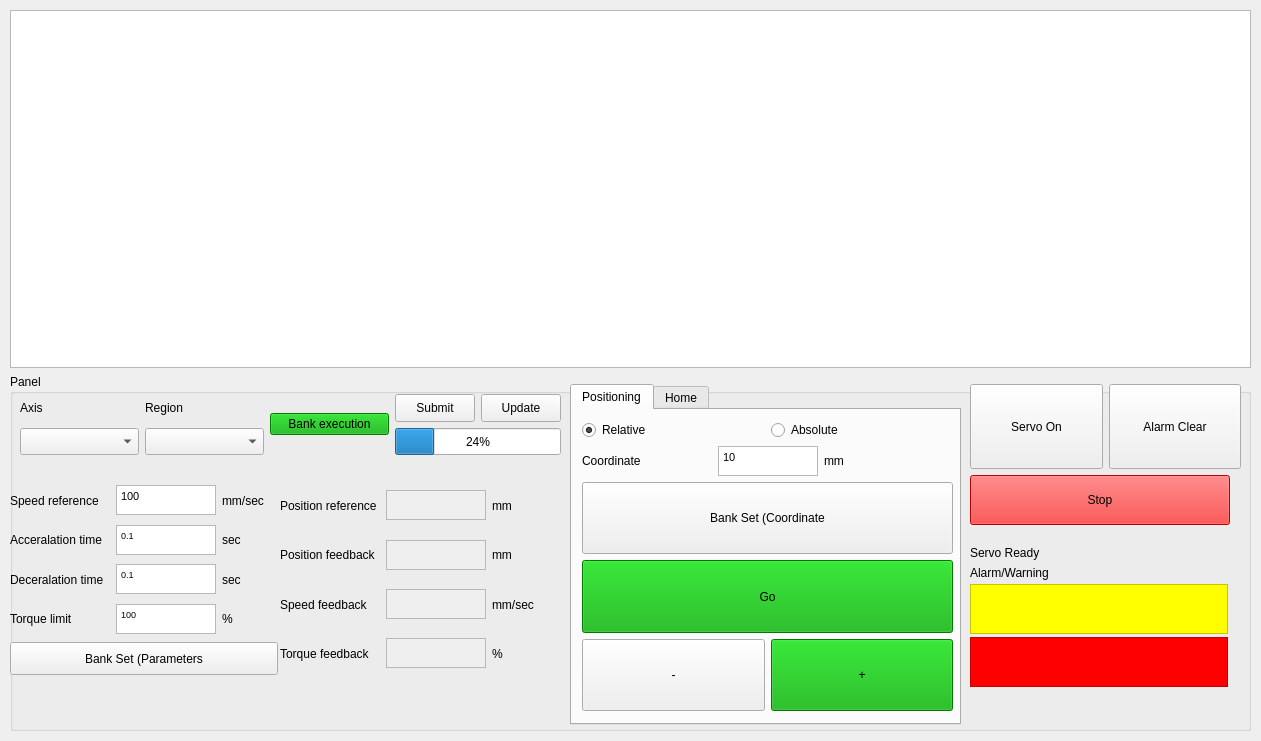
First picture: the form in bank-view/frontmanaualmode.ui, repository smandyscom/front-base-widget, before the edit.
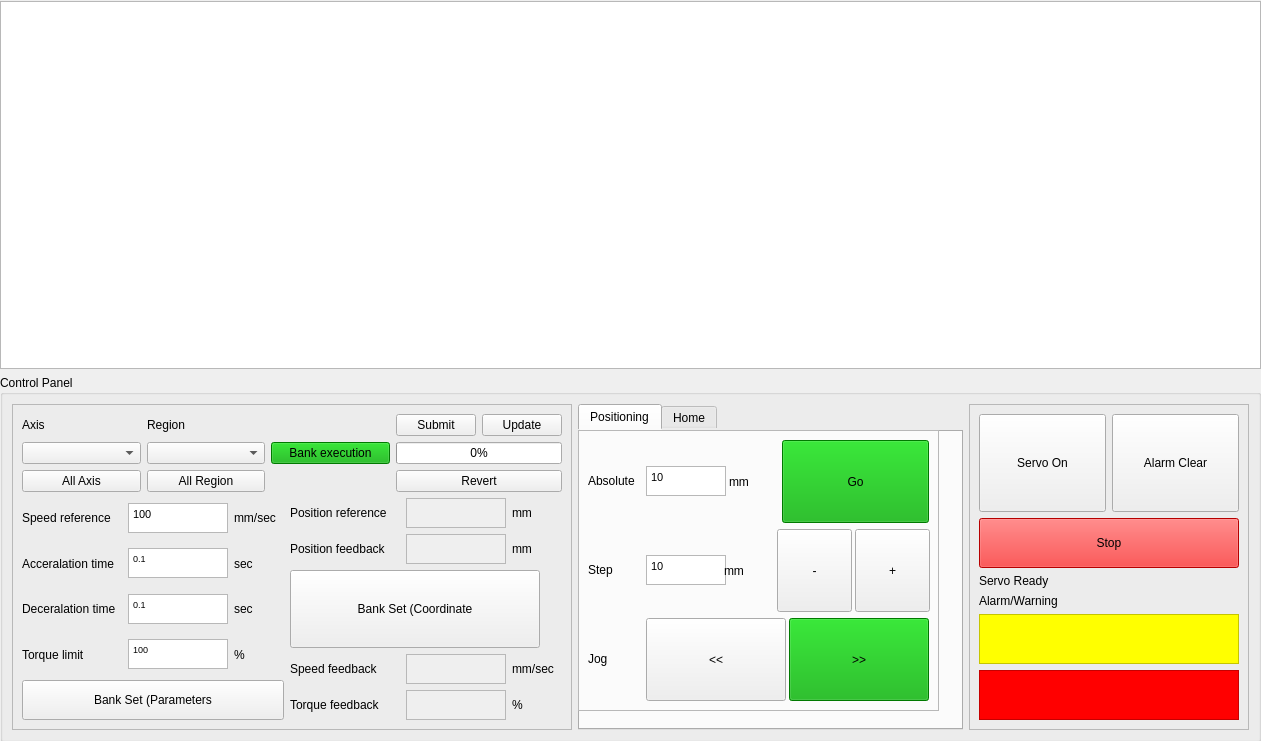
Second picture: the form after the edit.

Commit message: layout organized

```diff
--- a/bank-view/frontmanaualmode.ui
+++ b/bank-view/frontmanaualmode.ui
@@ -25,19 +25,16 @@
   <property name="windowTitle">
    <string>Form</string>
   </property>
-  <widget class="QWidget" name="layoutWidget">
+  <widget class="QWidget" name="">
    <property name="geometry">
     <rect>
-     <x>10</x>
-     <y>10</y>
-     <width>1241</width>
-     <height>721</height>
+     <x>0</x>
+     <y>1</y>
+     <width>1261</width>
+     <height>741</height>
     </rect>
    </property>
-   <layout class="QVBoxLayout" name="verticalLayout_9">
-    <property name="sizeConstraint">
-     <enum>QLayout::SetDefaultConstraint</enum>
-    </property>
+   <layout class="QVBoxLayout" name="verticalLayout_14">
     <item>
      <widget class="QTableView" name="tableViewCommandBlock"/>
     </item>
@@ -50,18 +47,28 @@
        </sizepolicy>
       </property>
       <property name="title">
-       <string>Panel</string>
+       <string>Control Panel</string>
       </property>
-      <widget class="QWidget" name="layoutWidget">
-       <property name="geometry">
-        <rect>
-         <x>10</x>
-         <y>20</y>
-         <width>541</width>
-         <height>61</height>
-        </rect>
-       </property>
-       <layout class="QHBoxLayout" name="horizontalLayout_3">
+      <layout class="QHBoxLayout" name="horizontalLayout">
+       <item>
+        <widget class="QFrame" name="frameDatabseParameter">
+         <property name="sizePolicy">
+          <sizepolicy hsizetype="Expanding" vsizetype="Expanding">
+           <horstretch>0</horstretch>
+           <verstretch>0</verstretch>
+          </sizepolicy>
+         </property>
+         <property name="frameShape">
+          <enum>QFrame::StyledPanel</enum>
+         </property>
+         <property name="frameShadow">
+          <enum>QFrame::Raised</enum>
+         </property>
+         <layout class="QVBoxLayout" name="verticalLayout_3">
+          <item>
+           <layout class="QHBoxLayout" name="horizontalLayoutDatabase">
+            <item>
+             <layout class="QVBoxLayout" name="verticalLayout_11">
         <item>
          <layout class="QVBoxLayout" name="verticalLayout">
           <item>
@@ -84,6 +91,17 @@
          </layout>
         </item>
         <item>
+               <widget class="QPushButton" name="pushButtonSelectAllAxis">
+                <property name="text">
+                 <string>All Axis</string>
+                </property>
+               </widget>
+              </item>
+             </layout>
+            </item>
+            <item>
+             <layout class="QVBoxLayout" name="verticalLayout_12">
+              <item>
          <layout class="QVBoxLayout" name="verticalLayout_2">
           <item>
            <widget class="QLabel" name="label_24">
@@ -105,6 +123,15 @@
          </layout>
         </item>
         <item>
+               <widget class="QPushButton" name="pushButtonSelectAllRegion">
+                <property name="text">
+                 <string>All Region</string>
+                </property>
+               </widget>
+              </item>
+             </layout>
+            </item>
+            <item>
          <widget class="QPushButton" name="pushButtonBankExecution">
           <property name="styleSheet">
            <string notr="true">background-color: rgb(0, 170, 0);</string>
@@ -115,7 +142,7 @@
          </widget>
         </item>
         <item>
-         <layout class="QVBoxLayout" name="verticalLayout_7">
+             <layout class="QVBoxLayout" name="verticalLayout_5">
           <item>
            <layout class="QHBoxLayout" name="horizontalLayout_18">
             <item>
@@ -164,24 +191,25 @@
              </size>
             </property>
             <property name="value">
-             <number>24</number>
+                 <number>0</number>
             </property>
            </widget>
           </item>
+              <item>
+               <widget class="QPushButton" name="pushButtonRevert">
+                <property name="text">
+                 <string>Revert</string>
+                </property>
+               </widget>
+              </item>
          </layout>
         </item>
        </layout>
-      </widget>
-      <widget class="QWidget" name="layoutWidget">
-       <property name="geometry">
-        <rect>
-         <x>0</x>
-         <y>110</y>
-         <width>268</width>
-         <height>191</height>
-        </rect>
-       </property>
-       <layout class="QVBoxLayout" name="verticalLayout_3">
+          </item>
+          <item>
+           <layout class="QHBoxLayout" name="horizontalLayoutParameter">
+            <item>
+             <layout class="QVBoxLayout" name="verticalLayoutMonitor">
         <item>
          <layout class="QHBoxLayout" name="horizontalLayout_2">
           <item>
@@ -420,16 +448,8 @@
          </widget>
         </item>
        </layout>
-      </widget>
-      <widget class="QWidget" name="layoutWidget">
-       <property name="geometry">
-        <rect>
-         <x>270</x>
-         <y>110</y>
-         <width>281</width>
-         <height>191</height>
-        </rect>
-       </property>
+            </item>
+            <item>
        <layout class="QVBoxLayout" name="verticalLayout_4">
         <item>
          <layout class="QHBoxLayout" name="horizontalLayout_7">
@@ -437,10 +457,16 @@
            <widget class="QLabel" name="label">
             <property name="minimumSize">
              <size>
-              <width>100</width>
+                    <width>110</width>
               <height>0</height>
              </size>
             </property>
+                  <property name="maximumSize">
+                   <size>
+                    <width>100</width>
+                    <height>30</height>
+                   </size>
+                  </property>
             <property name="text">
              <string>Position reference</string>
             </property>
@@ -486,10 +512,16 @@
            <widget class="QLabel" name="label_2">
             <property name="minimumSize">
              <size>
-              <width>100</width>
+                    <width>110</width>
               <height>0</height>
              </size>
             </property>
+                  <property name="maximumSize">
+                   <size>
+                    <width>100</width>
+                    <height>30</height>
+                   </size>
+                  </property>
             <property name="text">
              <string>Position feedback</string>
             </property>
@@ -506,6 +538,12 @@
               <verstretch>0</verstretch>
              </sizepolicy>
             </property>
+                  <property name="minimumSize">
+                   <size>
+                    <width>100</width>
+                    <height>30</height>
+                   </size>
+                  </property>
             <property name="maximumSize">
              <size>
               <width>100</width>
@@ -529,16 +567,41 @@
           </item>
          </layout>
         </item>
+              <item>
+               <widget class="QPushButton" name="pushButtonCoordinateSet">
+                <property name="sizePolicy">
+                 <sizepolicy hsizetype="Expanding" vsizetype="Expanding">
+                  <horstretch>0</horstretch>
+                  <verstretch>0</verstretch>
+                 </sizepolicy>
+                </property>
+                <property name="maximumSize">
+                 <size>
+                  <width>250</width>
+                  <height>16777215</height>
+                 </size>
+                </property>
+                <property name="text">
+                 <string>Bank Set (Coordinate</string>
+                </property>
+               </widget>
+              </item>
         <item>
          <layout class="QHBoxLayout" name="horizontalLayout_9">
           <item>
            <widget class="QLabel" name="label_3">
             <property name="minimumSize">
              <size>
-              <width>100</width>
+                    <width>110</width>
               <height>0</height>
              </size>
             </property>
+                  <property name="maximumSize">
+                   <size>
+                    <width>100</width>
+                    <height>30</height>
+                   </size>
+                  </property>
             <property name="text">
              <string>Speed feedback</string>
             </property>
@@ -584,10 +647,16 @@
            <widget class="QLabel" name="label_4">
             <property name="minimumSize">
              <size>
-              <width>100</width>
+                    <width>110</width>
               <height>0</height>
              </size>
             </property>
+                  <property name="maximumSize">
+                   <size>
+                    <width>100</width>
+                    <height>30</height>
+                   </size>
+                  </property>
             <property name="text">
              <string>Torque feedback</string>
             </property>
@@ -628,15 +697,22 @@
          </layout>
         </item>
        </layout>
-      </widget>
+            </item>
+           </layout>
+          </item>
+         </layout>
+        </widget>
+       </item>
+       <item>
       <widget class="QTabWidget" name="tabWidget">
-       <property name="geometry">
-        <rect>
-         <x>560</x>
-         <y>10</y>
-         <width>391</width>
-         <height>341</height>
-        </rect>
+         <property name="sizePolicy">
+          <sizepolicy hsizetype="Expanding" vsizetype="Expanding">
+           <horstretch>0</horstretch>
+           <verstretch>0</verstretch>
+          </sizepolicy>
+         </property>
+         <property name="styleSheet">
+          <string notr="true">border-color: rgb(0, 0, 0);</string>
        </property>
        <property name="currentIndex">
         <number>0</number>
@@ -645,63 +721,182 @@
         <attribute name="title">
          <string>Positioning</string>
         </attribute>
-        <widget class="QWidget" name="layoutWidget">
+          <widget class="QFrame" name="framePosition">
          <property name="geometry">
           <rect>
-           <x>10</x>
-           <y>10</y>
-           <width>371</width>
-           <height>291</height>
-          </rect>
-         </property>
-         <layout class="QVBoxLayout" name="verticalLayout_5">
+             <x>0</x>
+             <y>0</y>
+             <width>361</width>
+             <height>281</height>
+            </rect>
+           </property>
+           <property name="sizePolicy">
+            <sizepolicy hsizetype="Expanding" vsizetype="Expanding">
+             <horstretch>0</horstretch>
+             <verstretch>0</verstretch>
+            </sizepolicy>
+           </property>
+           <property name="frameShape">
+            <enum>QFrame::StyledPanel</enum>
+           </property>
+           <property name="frameShadow">
+            <enum>QFrame::Raised</enum>
+           </property>
+           <layout class="QVBoxLayout" name="verticalLayout_9">
           <item>
-           <layout class="QHBoxLayout" name="horizontalLayout_12">
+             <layout class="QVBoxLayout" name="verticalLayout_7">
             <item>
-             <widget class="QRadioButton" name="radioRelative">
-              <property name="text">
-               <string>Relative</string>
-              </property>
-              <property name="checked">
-               <bool>true</bool>
-              </property>
-             </widget>
-            </item>
+               <layout class="QHBoxLayout" name="horizontalLayoutAbsolute" stretch="0,0,0,0">
+                <property name="spacing">
+                 <number>3</number>
+                </property>
             <item>
-             <widget class="QRadioButton" name="radioButtonAbsolute">
+                 <widget class="QLabel" name="label_28">
+                  <property name="sizePolicy">
+                   <sizepolicy hsizetype="Fixed" vsizetype="Fixed">
+                    <horstretch>0</horstretch>
+                    <verstretch>0</verstretch>
+                   </sizepolicy>
+                  </property>
+                  <property name="minimumSize">
+                   <size>
+                    <width>55</width>
+                    <height>0</height>
+                   </size>
+                  </property>
+                  <property name="maximumSize">
+                   <size>
+                    <width>55</width>
+                    <height>30</height>
+                   </size>
+                  </property>
               <property name="text">
                <string>Absolute</string>
               </property>
              </widget>
             </item>
+                <item>
+                 <widget class="QTextEdit" name="textEditCoordinateAbsolute">
+                  <property name="sizePolicy">
+                   <sizepolicy hsizetype="Preferred" vsizetype="Preferred">
+                    <horstretch>0</horstretch>
+                    <verstretch>0</verstretch>
+                   </sizepolicy>
+                  </property>
+                  <property name="minimumSize">
+                   <size>
+                    <width>80</width>
+                    <height>30</height>
+                   </size>
+                  </property>
+                  <property name="maximumSize">
+                   <size>
+                    <width>80</width>
+                    <height>30</height>
+                   </size>
+                  </property>
+                  <property name="html">
+                   <string>&lt;!DOCTYPE HTML PUBLIC &quot;-//W3C//DTD HTML 4.0//EN&quot; &quot;http://www.w3.org/TR/REC-html40/strict.dtd&quot;&gt;
+&lt;html&gt;&lt;head&gt;&lt;meta name=&quot;qrichtext&quot; content=&quot;1&quot; /&gt;&lt;style type=&quot;text/css&quot;&gt;
+p, li { white-space: pre-wrap; }
+&lt;/style&gt;&lt;/head&gt;&lt;body style=&quot; font-family:'MS Shell Dlg 2'; font-size:7.8pt; font-weight:400; font-style:normal;&quot;&gt;
+&lt;p style=&quot; margin-top:0px; margin-bottom:0px; margin-left:0px; margin-right:0px; -qt-block-indent:0; text-indent:0px;&quot;&gt;&lt;span style=&quot; font-size:8.25pt;&quot;&gt;10&lt;/span&gt;&lt;/p&gt;&lt;/body&gt;&lt;/html&gt;</string>
+                  </property>
+                 </widget>
+                </item>
+                <item>
+                 <widget class="QLabel" name="label_30">
+                  <property name="sizePolicy">
+                   <sizepolicy hsizetype="Minimum" vsizetype="Minimum">
+                    <horstretch>0</horstretch>
+                    <verstretch>0</verstretch>
+                   </sizepolicy>
+                  </property>
+                  <property name="minimumSize">
+                   <size>
+                    <width>50</width>
+                    <height>0</height>
+                   </size>
+                  </property>
+                  <property name="text">
+                   <string>mm</string>
+                  </property>
+                 </widget>
+                </item>
+                <item>
+                 <widget class="QPushButton" name="pushButtonAbsolute">
+                  <property name="sizePolicy">
+                   <sizepolicy hsizetype="Expanding" vsizetype="Expanding">
+                    <horstretch>0</horstretch>
+                    <verstretch>0</verstretch>
+                   </sizepolicy>
+                  </property>
+                  <property name="maximumSize">
+                   <size>
+                    <width>300</width>
+                    <height>100</height>
+                   </size>
+                  </property>
+                  <property name="autoFillBackground">
+                   <bool>false</bool>
+                  </property>
+                  <property name="styleSheet">
+                   <string notr="true">background-color: rgb(0, 170, 0);</string>
+                  </property>
+                  <property name="text">
+                   <string>Go</string>
+                  </property>
+                 </widget>
+                </item>
            </layout>
           </item>
           <item>
-           <layout class="QHBoxLayout" name="horizontalLayout">
+               <layout class="QHBoxLayout" name="horizontalLayoutStep">
+                <property name="spacing">
+                 <number>3</number>
+                </property>
             <item>
              <widget class="QLabel" name="label_21">
+                  <property name="sizePolicy">
+                   <sizepolicy hsizetype="Fixed" vsizetype="Fixed">
+                    <horstretch>0</horstretch>
+                    <verstretch>0</verstretch>
+                   </sizepolicy>
+                  </property>
               <property name="minimumSize">
                <size>
-                <width>100</width>
+                    <width>55</width>
                 <height>0</height>
                </size>
               </property>
+                  <property name="maximumSize">
+                   <size>
+                    <width>55</width>
+                    <height>30</height>
+                   </size>
+                  </property>
               <property name="text">
-               <string>Coordinate</string>
+                   <string>Step</string>
               </property>
              </widget>
             </item>
             <item>
-             <widget class="QTextEdit" name="textEditCoordinate">
+                 <widget class="QTextEdit" name="textEditCoordinateStep">
               <property name="sizePolicy">
                <sizepolicy hsizetype="Preferred" vsizetype="Preferred">
                 <horstretch>0</horstretch>
                 <verstretch>0</verstretch>
                </sizepolicy>
               </property>
+                  <property name="minimumSize">
+                   <size>
+                    <width>80</width>
+                    <height>30</height>
+                   </size>
+                  </property>
               <property name="maximumSize">
                <size>
-                <width>100</width>
+                    <width>80</width>
                 <height>30</height>
                </size>
               </property>
@@ -716,6 +911,12 @@
             </item>
             <item>
              <widget class="QLabel" name="label_22">
+                  <property name="sizePolicy">
+                   <sizepolicy hsizetype="Minimum" vsizetype="Minimum">
+                    <horstretch>0</horstretch>
+                    <verstretch>0</verstretch>
+                   </sizepolicy>
+                  </property>
               <property name="minimumSize">
                <size>
                 <width>50</width>
@@ -727,42 +928,76 @@
               </property>
              </widget>
             </item>
+                <item>
+                 <widget class="QPushButton" name="pushButtonStepMinus">
+                  <property name="sizePolicy">
+                   <sizepolicy hsizetype="Expanding" vsizetype="Expanding">
+                    <horstretch>0</horstretch>
+                    <verstretch>0</verstretch>
+                   </sizepolicy>
+                  </property>
+                  <property name="maximumSize">
+                   <size>
+                    <width>300</width>
+                    <height>100</height>
+                   </size>
+                  </property>
+                  <property name="text">
+                   <string>-</string>
+                  </property>
+                 </widget>
+                </item>
+                <item>
+                 <widget class="QPushButton" name="pushButtonStepPlus">
+                  <property name="sizePolicy">
+                   <sizepolicy hsizetype="Expanding" vsizetype="Expanding">
+                    <horstretch>0</horstretch>
+                    <verstretch>0</verstretch>
+                   </sizepolicy>
+                  </property>
+                  <property name="maximumSize">
+                   <size>
+                    <width>300</width>
+                    <height>100</height>
+                   </size>
+                  </property>
+                  <property name="text">
+                   <string>+</string>
+                  </property>
+                 </widget>
+                </item>
            </layout>
           </item>
           <item>
-           <widget class="QPushButton" name="pushButtonCoordinateSet">
-            <property name="sizePolicy">
-             <sizepolicy hsizetype="Expanding" vsizetype="Expanding">
-              <horstretch>0</horstretch>
-              <verstretch>0</verstretch>
-             </sizepolicy>
-            </property>
-            <property name="text">
-             <string>Bank Set (Coordinate</string>
-            </property>
-           </widget>
-          </item>
+               <layout class="QHBoxLayout" name="horizontalLayoutJog">
+                <property name="spacing">
+                 <number>3</number>
+                </property>
           <item>
-           <widget class="QPushButton" name="pushButtonPosition">
+                 <widget class="QLabel" name="label_31">
             <property name="sizePolicy">
-             <sizepolicy hsizetype="Expanding" vsizetype="Expanding">
+                   <sizepolicy hsizetype="Fixed" vsizetype="Fixed">
               <horstretch>0</horstretch>
               <verstretch>0</verstretch>
              </sizepolicy>
             </property>
-            <property name="autoFillBackground">
-             <bool>false</bool>
-            </property>
-            <property name="styleSheet">
-             <string notr="true">background-color: rgb(0, 170, 0);</string>
+                  <property name="minimumSize">
+                   <size>
+                    <width>55</width>
+                    <height>0</height>
+                   </size>
+                  </property>
+                  <property name="maximumSize">
+                   <size>
+                    <width>55</width>
+                    <height>30</height>
+                   </size>
             </property>
             <property name="text">
-             <string>Go</string>
+                   <string>Jog</string>
             </property>
            </widget>
           </item>
-          <item>
-           <layout class="QHBoxLayout" name="horizontalLayout_11">
             <item>
              <widget class="QPushButton" name="pushButtonFeedBackward">
               <property name="sizePolicy">
@@ -771,6 +1006,12 @@
                 <verstretch>0</verstretch>
                </sizepolicy>
               </property>
+                  <property name="maximumSize">
+                   <size>
+                    <width>300</width>
+                    <height>100</height>
+                   </size>
+                  </property>
               <property name="autoFillBackground">
                <bool>false</bool>
               </property>
@@ -778,7 +1019,7 @@
                <string notr="true"/>
               </property>
               <property name="text">
-               <string>-</string>
+                   <string>&lt;&lt;</string>
               </property>
              </widget>
             </item>
@@ -790,6 +1031,12 @@
                 <verstretch>0</verstretch>
                </sizepolicy>
               </property>
+                  <property name="maximumSize">
+                   <size>
+                    <width>300</width>
+                    <height>100</height>
+                   </size>
+                  </property>
               <property name="autoFillBackground">
                <bool>false</bool>
               </property>
@@ -797,16 +1044,18 @@
                <string notr="true">background-color: rgb(0, 170, 0);</string>
               </property>
               <property name="text">
-               <string>+</string>
+                   <string>&gt;&gt;</string>
               </property>
              </widget>
             </item>
            </layout>
           </item>
          </layout>
-        </widget>
-       </widget>
-       <widget class="QWidget" name="tab_2">
+            </item>
+           </layout>
+          </widget>
+         </widget>
+         <widget class="QWidget" name="tabHome">
         <attribute name="title">
          <string>Home</string>
         </attribute>
@@ -1013,15 +1262,29 @@
         </widget>
        </widget>
       </widget>
-      <widget class="QWidget" name="layoutWidget">
-       <property name="geometry">
-        <rect>
-         <x>960</x>
-         <y>10</y>
-         <width>271</width>
-         <height>141</height>
-        </rect>
-       </property>
+       </item>
+       <item>
+        <widget class="QFrame" name="frameDirectControl">
+         <property name="sizePolicy">
+          <sizepolicy hsizetype="Expanding" vsizetype="Expanding">
+           <horstretch>0</horstretch>
+           <verstretch>0</verstretch>
+          </sizepolicy>
+         </property>
+         <property name="maximumSize">
+          <size>
+           <width>280</width>
+           <height>16777215</height>
+          </size>
+         </property>
+         <property name="frameShape">
+          <enum>QFrame::StyledPanel</enum>
+         </property>
+         <property name="frameShadow">
+          <enum>QFrame::Raised</enum>
+         </property>
+         <layout class="QVBoxLayout" name="verticalLayout_10">
+          <item>
        <layout class="QVBoxLayout" name="verticalLayout_8">
         <item>
          <layout class="QHBoxLayout" name="horizontalLayout_19">
@@ -1118,21 +1381,6 @@
           </property>
          </widget>
         </item>
-       </layout>
-      </widget>
-      <widget class="QWidget" name="">
-       <property name="geometry">
-        <rect>
-         <x>960</x>
-         <y>170</y>
-         <width>258</width>
-         <height>143</height>
-        </rect>
-       </property>
-       <layout class="QVBoxLayout" name="verticalLayout_10">
-        <property name="spacing">
-         <number>3</number>
-        </property>
         <item>
          <widget class="QLabel" name="labelServoReady">
           <property name="maximumSize">
@@ -1198,7 +1446,11 @@
          </widget>
         </item>
        </layout>
-      </widget>
+          </item>
+         </layout>
+        </widget>
+       </item>
+      </layout>
      </widget>
     </item>
    </layout>
```
Left out of the diff: 53 changed lines with no effect on the pictures. Lines whose indentation alone changed are shown as unchanged. The commit also changes 7 other files.
